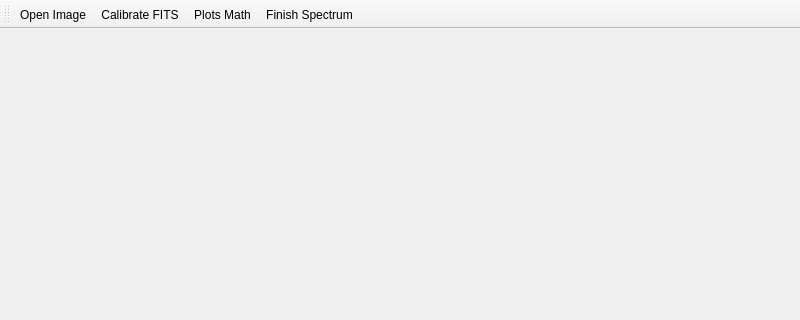
Before: the Qt Designer form pyspectrum_main_window.ui in GuLinux/PySpectrum, drawn with Qt 5; both pictures show x 0 to 800 and y 0 to 320 of the 800 by 600 pixel window.
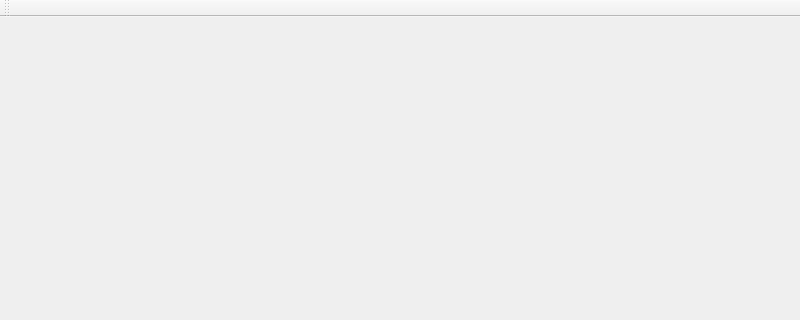
After: the same form once the commit is applied. Icons and pictures are not drawn.

The edit to the form file:
```diff
--- a/pyspectrum_main_window.ui
+++ b/pyspectrum_main_window.ui
@@ -37,10 +37,6 @@
    <attribute name="toolBarBreak">
     <bool>false</bool>
    </attribute>
-   <addaction name="actionOpen_Image"/>
-   <addaction name="actionCalibrate_FITS"/>
-   <addaction name="actionPlots_Math"/>
-   <addaction name="actionFinish_Spectrum"/>
   </widget>
   <action name="actionOpen_Image">
    <property name="icon">
```
